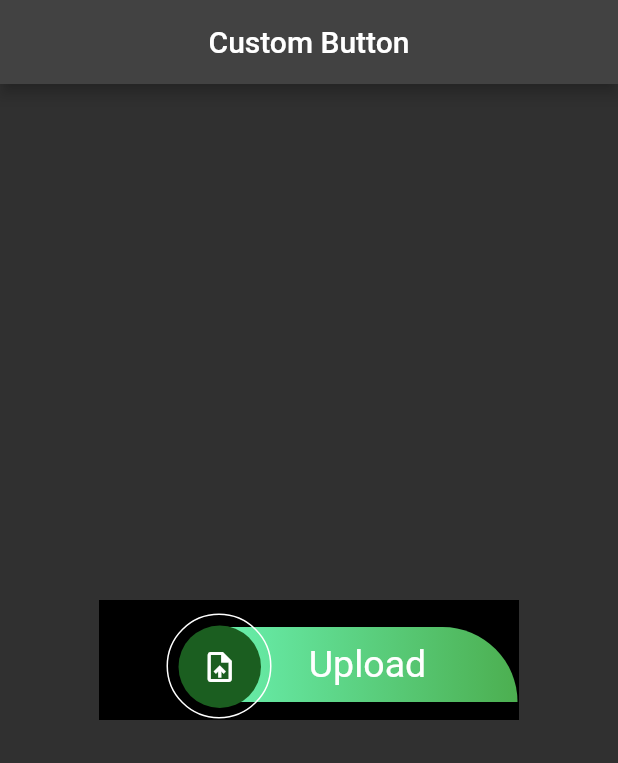
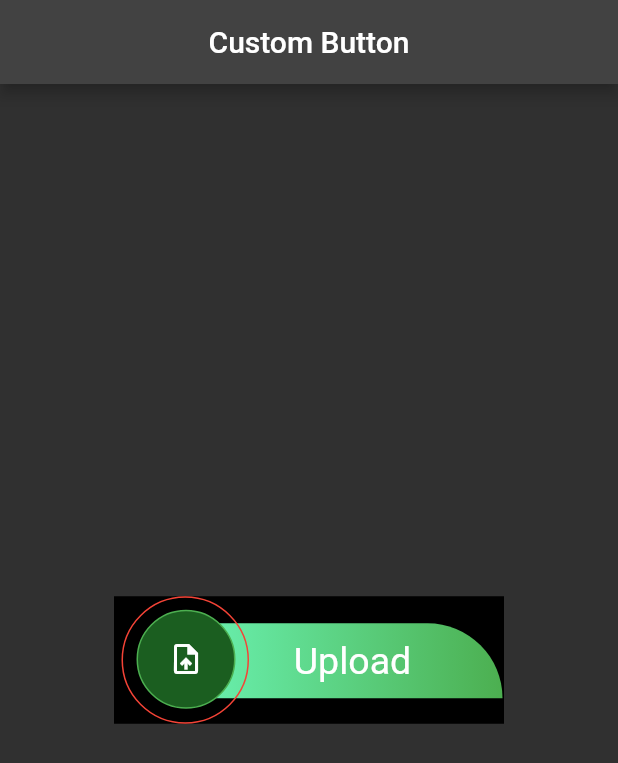
Before and after one commit to DoomHopes/custom_button, a Flutter app: the screen it shows after launch, on a phone screen of 412 x 824 dp. Shown: the top 763 px of the screen. Run offline on Flutter 3.47's test engine with Material 2 defaults, Android fonts, the phone set to English and light mode, and no system bars.

Commit message:
some change

```diff
--- a/lib/custom_button.dart
+++ b/lib/custom_button.dart
@@ -12,11 +12,14 @@ class CustomButton extends StatelessWidget {
 
   @override
   Widget build(BuildContext context) {
-    return SizedBox(
-      width: 280,
-      height: 80,
-      child: Container(
-        color: Colors.black,
+    return Container(
+      width: 260,
+      height: 85,
+      color: Colors.black,
+      child: InkWell(
+        onTap: () {
+          // todo
+        },
         child: Stack(
           children: <Widget>[
             Positioned(
@@ -44,28 +47,28 @@ class CustomButton extends StatelessWidget {
               ),
             ),
             Positioned(
-              top: 17,
-              left: 53,
+              left: 5,
               child: Container(
-                height: 55,
-                width: 55,
-                child: icon,
+                height: 85,
+                width: 85,
                 decoration: BoxDecoration(
                   shape: BoxShape.circle,
-                  color: Colors.green[900],
+                  color: Colors.transparent,
+                  border: Border.all(color: Colors.red),
                 ),
               ),
             ),
             Positioned(
               top: 9,
-              left: 45,
+              left: 15,
               child: Container(
-                height: 70,
-                width: 70,
+                height: 66,
+                width: 66,
+                child: icon,
                 decoration: BoxDecoration(
                   shape: BoxShape.circle,
-                  color: Colors.transparent,
-                  border: Border.all(color: Colors.white),
+                  border: Border.all(color: Colors.green),
+                  color: Colors.green[900],
                 ),
               ),
             ),
```
